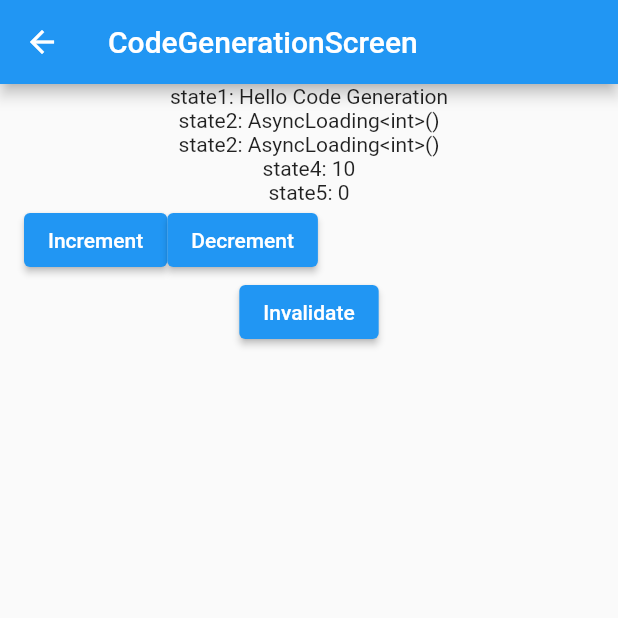
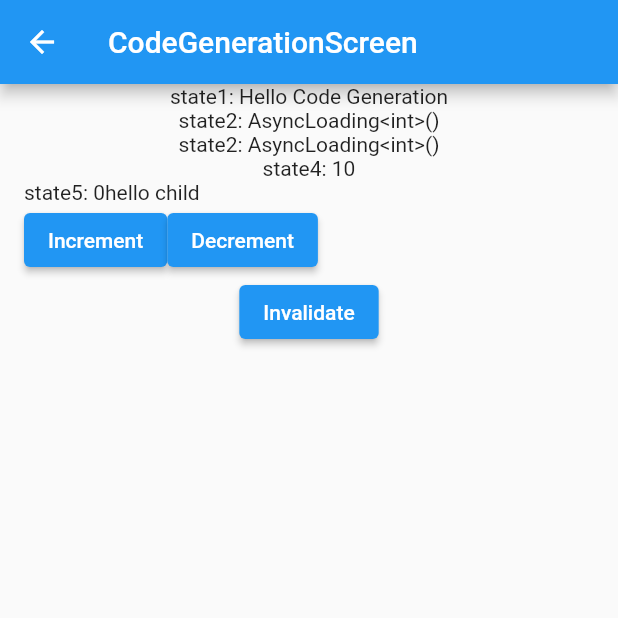
Before and after one commit to walkerJung/riverpod_ex, a Flutter app: the screen it shows after launch, after a tap on "CodeGenerationScreen", on a phone screen of 412 x 824 dp, the top half of it. Run offline on Flutter 3.47's test engine with Material 2 defaults, Android fonts, the phone set to English and light mode, and no system bars; our stand-ins replace flutter_riverpod, riverpod_annotation; generated files the repository leaves out were written again.

Commit message:
feat: Riverpod v2 Consumer 위젯 사용하기

```diff
--- a/lib/screen/code_generation_screen.dart
+++ b/lib/screen/code_generation_screen.dart
@@ -12,7 +12,6 @@ class CodeGenerationScreen extends ConsumerWidget {
     final state2 = ref.watch(gStateFutureProvider);
     final state3 = ref.watch(gStateFuture2Provider);
     final state4 = ref.watch(gStateMultyplyProvider(number1: 5, number2: 2));
-    final state5 = ref.watch(gStateNotifierProvider);
     return DefaultLayout(
       title: 'CodeGenerationScreen',
       body: Column(
@@ -21,7 +20,15 @@ class CodeGenerationScreen extends ConsumerWidget {
           Text('state2: $state2'),
           Text('state2: $state3'),
           Text('state4: $state4'),
-          Text('state5: $state5'),
+          Consumer(
+            builder: (context, ref, child) {
+              final state5 = ref.watch(gStateNotifierProvider);
+              return Row(
+                children: [Text('state5: $state5'), child!],
+              );
+            },
+            child: const Text('hello child'),
+          ),
           Row(
             children: [
               ElevatedButton(
```
Also changed, not shown: 1 other file.
